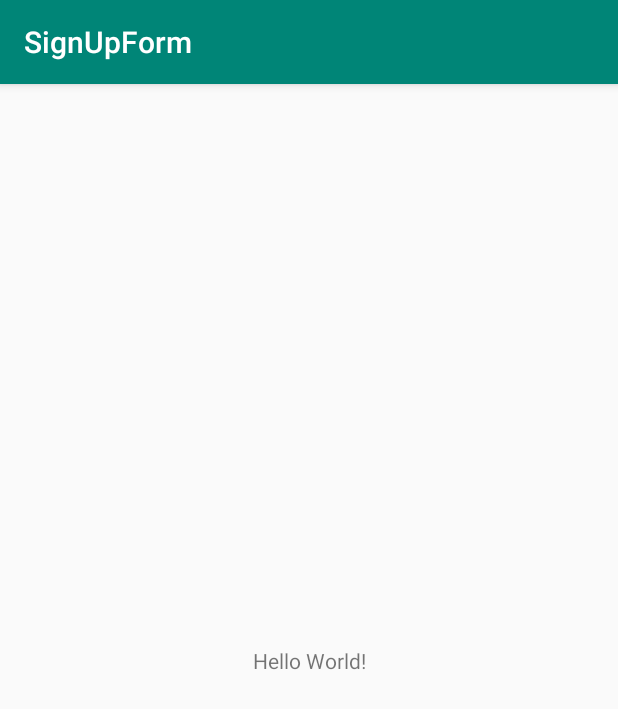
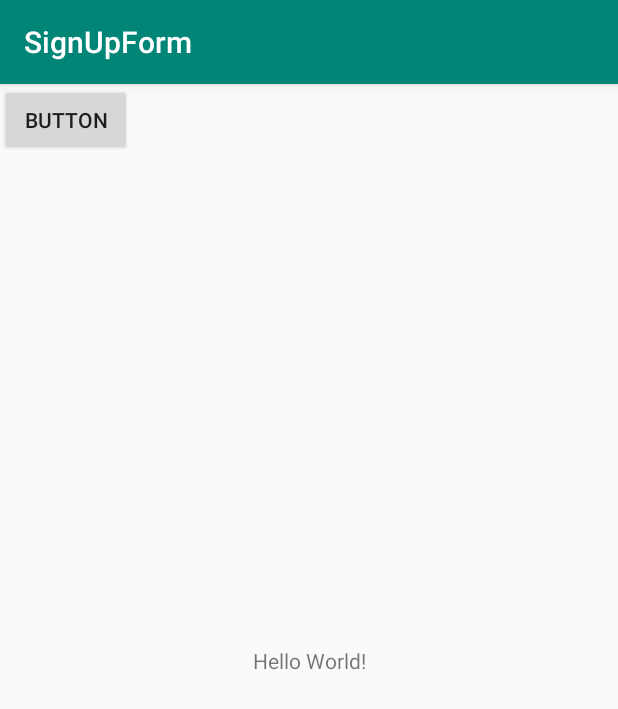
Before and after one commit to genevievepc47/SignUpForm, an Android app: the screen it shows after launch (MainActivity before the commit, FormActivity after it), on a phone screen of 412 x 824 dp. Shown: the top 709 px of the screen. Run offline under Robolectric (Android 15) with nearby library versions, the phone set to English and light mode, and no system bars.

Commit message:
added a button and changed the name

```diff
--- a/app/src/main/AndroidManifest.xml
+++ b/app/src/main/AndroidManifest.xml
@@ -9,7 +9,7 @@
         android:roundIcon="@mipmap/ic_launcher_round"
         android:supportsRtl="true"
         android:theme="@style/AppTheme">
-        <activity android:name=".MainActivity">
+        <activity android:name=".FormActivity">
             <intent-filter>
                 <action android:name="android.intent.action.MAIN" />
 
--- a/app/src/main/java/edu/temple/signupform/MainActivity.java
+++ b/app/src/main/java/edu/temple/signupform/FormActivity.java
@@ -3,7 +3,7 @@ package edu.temple.signupform;
 import android.support.v7.app.AppCompatActivity;
 import android.os.Bundle;
 
-public class MainActivity extends AppCompatActivity {
+public class FormActivity extends AppCompatActivity {
 
     @Override
     protected void onCreate(Bundle savedInstanceState) {
--- a/app/src/main/res/layout/activity_main.xml
+++ b/app/src/main/res/layout/activity_main.xml
@@ -4,7 +4,7 @@
     xmlns:tools="http://schemas.android.com/tools"
     android:layout_width="match_parent"
     android:layout_height="match_parent"
-    tools:context=".MainActivity">
+    tools:context=".FormActivity">
 
     <TextView
         android:layout_width="wrap_content"
@@ -15,4 +15,12 @@
         app:layout_constraintRight_toRightOf="parent"
         app:layout_constraintTop_toTopOf="parent" />
 
+    <Button
+        android:id="@+id/button"
+        android:layout_width="wrap_content"
+        android:layout_height="wrap_content"
+        android:text="Button"
+        tools:layout_editor_absoluteX="152dp"
+        tools:layout_editor_absoluteY="214dp" />
+
 </android.support.constraint.ConstraintLayout>
```
